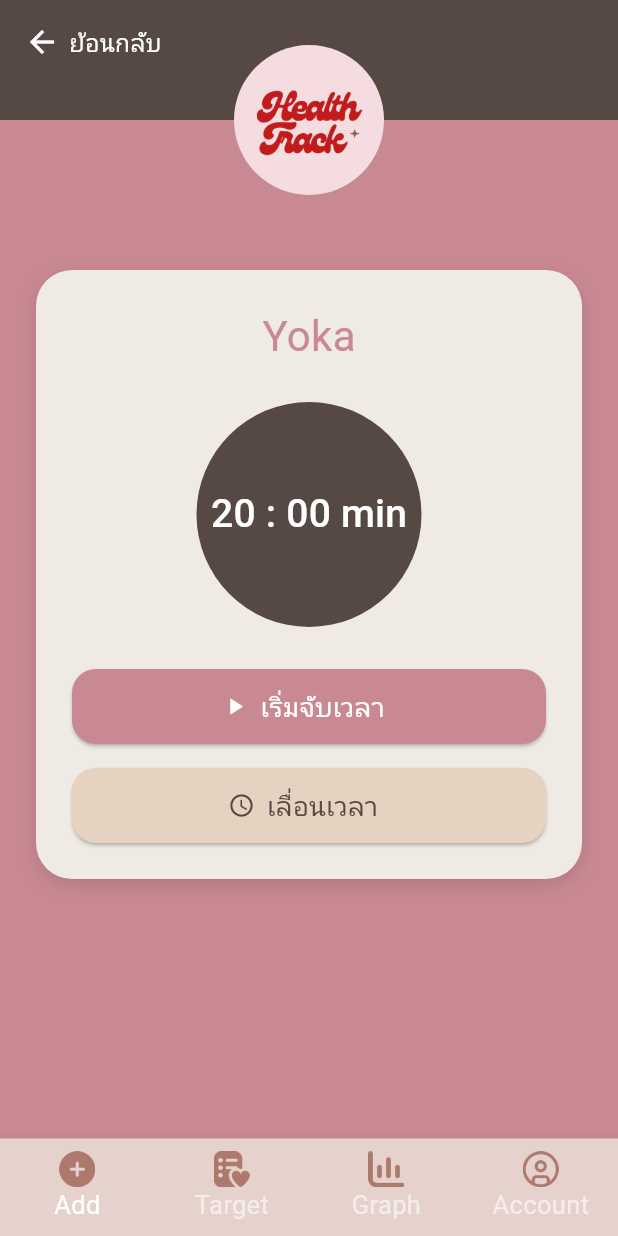
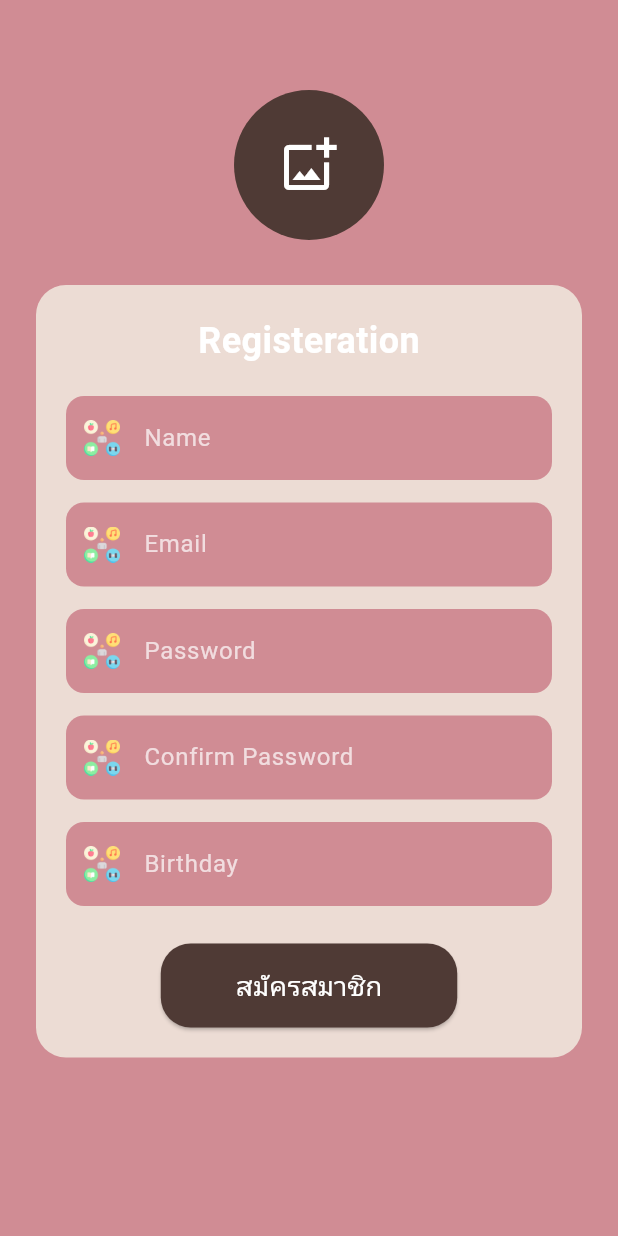
Before and after one commit to sasithon337786/pj1, a Flutter app: the screen it shows after launch, on a phone screen of 412 x 824 dp. Run offline on Flutter 3.47's test engine with Material 3 defaults, Android fonts, the phone set to English and light mode, and no system bars; our stand-ins replace fl_chart, font_awesome_flutter, google_fonts, image_picker, table_calendar; Roboto replaces fonts that are missing (Kanit).

Commit message:
created_registerpage

```diff
--- a/lib/doing_activity.dart
+++ b/lib/doing_activity.dart
@@ -117,7 +117,7 @@ class _DoingActivityState extends State<DoingActivity> {
                             Row(
                               children: [
                                 Image.asset(
-                                  'assets/icons/lifestyle.png',
+                                  'assets/icons/profile.png',
                                   width: 24,
                                   height: 24,
                                 ),
--- a/lib/main.dart
+++ b/lib/main.dart
@@ -7,6 +7,7 @@ import 'package:pj1/custom_Activity.dart';
 import 'package:pj1/doing_activity.dart';
 import 'package:pj1/lifestly_Activity.dart';
 import 'package:pj1/mains.dart';
+import 'package:pj1/registration_screen.dart';
 import 'package:pj1/set_time.dart';
 import 'package:pj1/sport_Activity.dart';
 import 'package:pj1/target.dart';
@@ -29,6 +30,6 @@ class MyApp extends StatelessWidget {
           colorScheme: ColorScheme.fromSeed(seedColor: Colors.deepPurple),
           useMaterial3: true,
         ),
-        home: CountdownPage());
+        home: RegistrationScreen());
   }
 }
--- /dev/null
+++ b/lib/registration_screen.dart
@@ -0,0 +1,225 @@
+import 'package:flutter/material.dart';
+import 'package:google_fonts/google_fonts.dart';
+import 'package:image_picker/image_picker.dart';
+import 'dart:io';
+
+class RegistrationScreen extends StatefulWidget {
+  const RegistrationScreen({super.key});
+
+  @override
+  State<RegistrationScreen> createState() => _RegistrationScreenState();
+}
+
+class _RegistrationScreenState extends State<RegistrationScreen> {
+  File? _image;
+  final picker = ImagePicker();
+
+  final TextEditingController nameController = TextEditingController();
+  final TextEditingController emailController = TextEditingController();
+  final TextEditingController passwordController = TextEditingController();
+  final TextEditingController confirmPasswordController =
+      TextEditingController();
+  final TextEditingController birthdayController = TextEditingController();
+
+  Future<void> _pickImage() async {
+    final pickedFile = await picker.pickImage(source: ImageSource.gallery);
+    if (pickedFile != null) {
+      setState(() {
+        _image = File(pickedFile.path);
+      });
+    }
+  }
+
+  @override
+  Widget build(BuildContext context) {
+    return Scaffold(
+      backgroundColor: const Color(0xFFD08C94),
+      body: SingleChildScrollView(
+        padding: const EdgeInsets.symmetric(horizontal: 24, vertical: 60),
+        child: Column(
+          children: [
+            // รูปภาพโปรไฟล์
+            GestureDetector(
+              onTap: _pickImage,
+              child: CircleAvatar(
+                radius: 50,
+                backgroundColor: const Color(0xFF4F3A35),
+                backgroundImage: _image != null ? FileImage(_image!) : null,
+                child: _image == null
+                    ? const Icon(
+                        Icons.add_photo_alternate_outlined,
+                        size: 40,
+                        color: Colors.white,
+                      )
+                    : null,
+              ),
+            ),
+            const SizedBox(height: 30),
+
+            // กล่องข้อมูล
+            Container(
+              padding: const EdgeInsets.all(20),
+              decoration: BoxDecoration(
+                color: const Color(0xFFECDCD4),
+                borderRadius: BorderRadius.circular(20),
+              ),
+              child: Column(
+                children: [
+                  Text(
+                    'Registeration',
+                    style: GoogleFonts.kanit(
+                      fontSize: 24,
+                      color: Colors.white,
+                      fontWeight: FontWeight.bold,
+                    ),
+                  ),
+                  const SizedBox(height: 20),
+
+                  // Name
+                  _buildTextField(
+                    controller: nameController,
+                    iconWidget: Image.asset(
+                      'assets/icons/lifestyle.png',
+                      width: 24,
+                      height: 24,
+                    ),
+                    hintText: 'Name',
+                  ),
+
+                  const SizedBox(height: 15),
+
+                  // Email
+                  _buildTextField(
+                    controller: emailController,
+                    iconWidget: Image.asset(
+                      'assets/icons/lifestyle.png',
+                      width: 24,
+                      height: 24,
+                    ),
+                    hintText: 'Email',
+                  ),
+
+                  const SizedBox(height: 15),
+
+                  // Password
+                  _buildTextField(
+                    controller: passwordController,
+                    iconWidget: Image.asset(
+                      'assets/icons/lifestyle.png',
+                      width: 24,
+                      height: 24,
+                    ),
+                    hintText: 'Password',
+                    obscureText: true,
+                  ),
+
+                  const SizedBox(height: 15),
+
+                  // Confirm Password
+                  _buildTextField(
+                    controller: confirmPasswordController,
+                    iconWidget: Image.asset(
+                      'assets/icons/lifestyle.png',
+                      width: 24,
+                      height: 24,
+                    ),
+                    hintText: 'Confirm Password',
+                    obscureText: true,
+                  ),
+
+                  const SizedBox(height: 15),
+
+                  // Birthday
+                  _buildTextField(
+                    controller: birthdayController,
+                    iconWidget: Image.asset(
+                      'assets/icons/lifestyle.png',
+                      width: 24,
+                      height: 24,
+                    ),
+                    hintText: 'Birthday',
+                    readOnly: true,
+                    onTap: () async {
+                      DateTime? pickedDate = await showDatePicker(
+                        context: context,
+                        initialDate: DateTime(2000),
+                        firstDate: DateTime(1900),
+                        lastDate: DateTime.now(),
+                      );
+                      if (pickedDate != null) {
+                        birthdayController.text =
+                            "${pickedDate.day}/${pickedDate.month}/${pickedDate.year}";
+                      }
+                    },
+                  ),
+
+                  const SizedBox(height: 25),
+
+                  // ปุ่มสมัครสมาชิก
+                  ElevatedButton(
+                    onPressed: () {
+                      // ตรงนี้ไว้ handle register
+                    },
+                    style: ElevatedButton.styleFrom(
+                      backgroundColor: const Color(0xFF4F3A35),
+                      padding: const EdgeInsets.symmetric(
+                          horizontal: 50, vertical: 15),
+                      shape: RoundedRectangleBorder(
+                        borderRadius: BorderRadius.circular(20),
+                      ),
+                    ),
+                    child: Text(
+                      'สมัครสมาชิก',
+                      style: GoogleFonts.kanit(
+                        color: Colors.white,
+                        fontSize: 18,
+                      ),
+                    ),
+                  ),
+                ],
+              ),
+            ),
+          ],
+        ),
+      ),
+    );
+  }
+
+  // ฟังก์ชันสร้าง TextField พร้อม Icon Asset
+  Widget _buildTextField({
+    required TextEditingController controller,
+    required Widget iconWidget,
+    required String hintText,
+    bool obscureText = false,
+    bool readOnly = false,
+    VoidCallback? onTap,
+  }) {
+    return TextField(
+      controller: controller,
+      obscureText: obscureText,
+      readOnly: readOnly,
+      onTap: onTap,
+      style: GoogleFonts.kanit(
+        color: Colors.white,
+        fontSize: 16,
+      ),
+      decoration: InputDecoration(
+        prefixIcon: Padding(
+          padding: const EdgeInsets.all(12.0),
+          child: iconWidget,
+        ),
+        hintText: hintText,
+        hintStyle: GoogleFonts.kanit(
+          color: Colors.white70,
+          fontSize: 16,
+        ),
+        filled: true,
+        fillColor: const Color(0xFFD08C94),
+        border: OutlineInputBorder(
+          borderRadius: BorderRadius.circular(12),
+          borderSide: BorderSide.none,
+        ),
+      ),
+    );
+  }
+}
```
Also changed, not shown: assets/icons/profile.png (added), assets/icons/rotation-lock.png (added).
